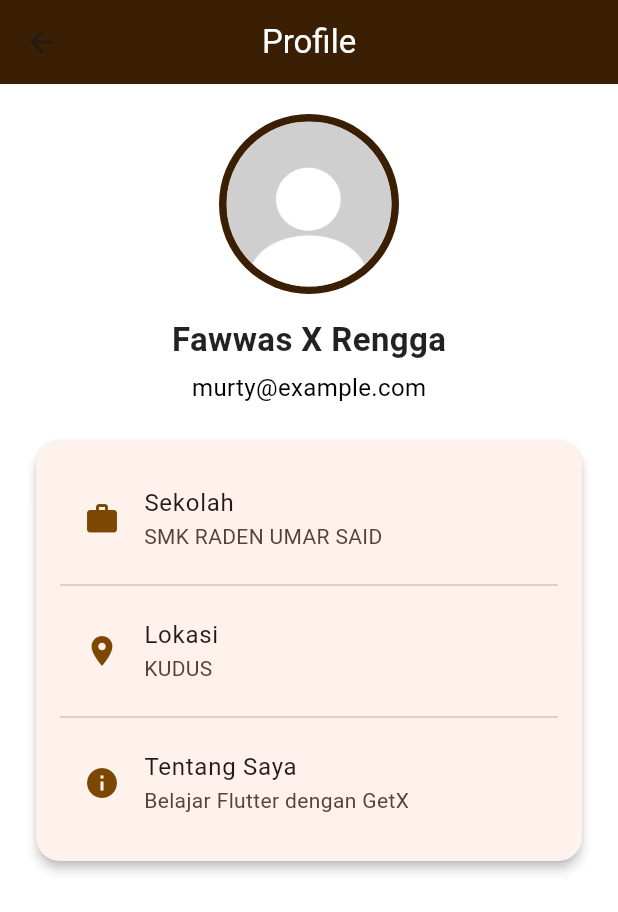
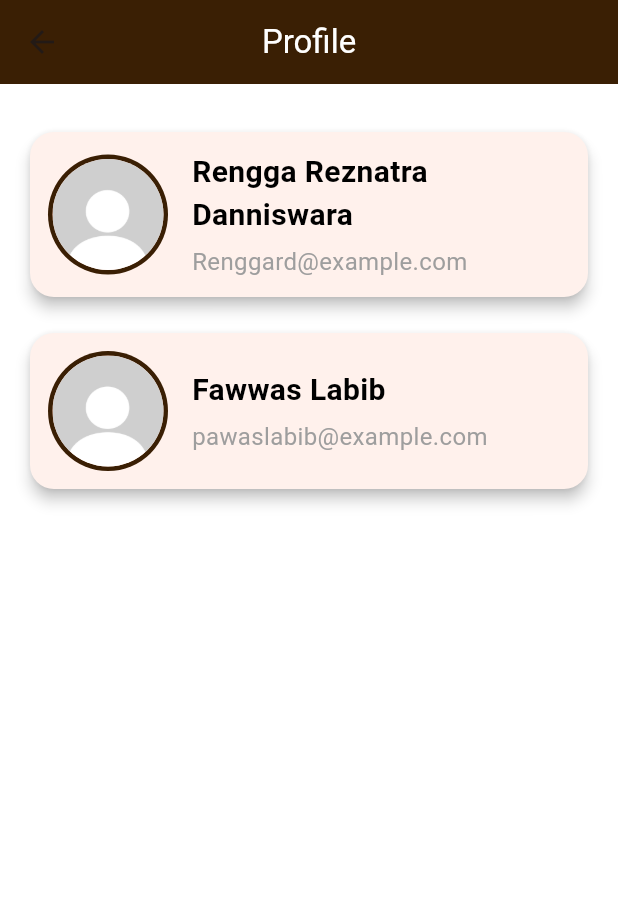
Before and after one commit to fawwazz-z/todo_list_app, a Flutter app: the ProfilePage screen opened by its route, on a phone screen of 412 x 824 dp. Shown: the top 912 px of the screen. Run offline on Flutter 3.47's test engine with Material 3 defaults, Android fonts, the phone set to English and light mode, and no system bars; our stand-ins replace get.

Commit message:
FEAT [RENGGARD] profile dan date now

```diff
--- a/lib/controllers/add_todo_controller.dart
+++ b/lib/controllers/add_todo_controller.dart
@@ -1,5 +1,6 @@
 import 'package:get/get.dart';
 import 'todo_controller.dart';
+import 'package:intl/intl.dart';
 
 class AddTodoController extends GetxController {
   final todoController = Get.find<TodoController>();
@@ -19,7 +20,9 @@ class AddTodoController extends GetxController {
     }
 
     // 🆕 simpan tanggal saat ini
-    var today = dateNow.value = DateTime.now().toString();
+    var today = dateNow.value = DateFormat(
+      'dd MMM yyyy, HH:mm',
+    ).format(DateTime.now());
 
     todoController.addTodo(
       title.value,
--- a/lib/controllers/todo_controller.dart
+++ b/lib/controllers/todo_controller.dart
@@ -19,10 +19,15 @@ class Todo {
 class TodoController extends GetxController {
   var todos = <Todo>[].obs;
 
-
-
   void addTodo(String title, String description, String category, String date) {
-    todos.add(Todo(title: title, description: description, category: category, date: DateTime.now().toString()));
+    todos.add(
+      Todo(
+        title: title,
+        description: description,
+        category: category,
+        date: date,
+      ),
+    );
   }
 
   void markAsDone(int index) {
--- a/lib/pages/profile_page.dart
+++ b/lib/pages/profile_page.dart
@@ -1,15 +1,68 @@
 import 'package:flutter/material.dart';
+import 'package:get/get.dart';
 import 'package:todo_list_app/widgets/custom_color.dart';
+import 'login_page.dart'; // pastiin import ini sesuai path file login kamu
 
 class ProfilePage extends StatelessWidget {
   const ProfilePage({super.key});
+
+  Widget buildProfileCard({
+    required String imagePath,
+    required String name,
+    required String email,
+  }) {
+    return Card(
+      shape: RoundedRectangleBorder(borderRadius: BorderRadius.circular(16)),
+      elevation: 4,
+      margin: const EdgeInsets.symmetric(vertical: 12),
+      child: Padding(
+        padding: const EdgeInsets.all(12),
+        child: Row(
+          children: [
+            // Foto profil
+            CircleAvatar(
+              radius: 40,
+              backgroundColor: AppColors.darkBrown,
+              child: CircleAvatar(
+                radius: 37,
+                backgroundImage: AssetImage(imagePath),
+              ),
+            ),
+            const SizedBox(width: 16),
+
+            // Nama & Email
+            Expanded(
+              child: Column(
+                crossAxisAlignment: CrossAxisAlignment.start,
+                children: [
+                  Text(
+                    name,
+                    style: const TextStyle(
+                      fontSize: 20,
+                      fontWeight: FontWeight.bold,
+                      color: AppColors.black,
+                    ),
+                  ),
+                  const SizedBox(height: 5),
+                  Text(
+                    email,
+                    style: const TextStyle(fontSize: 16, color: Colors.grey),
+                  ),
+                ],
+              ),
+            ),
+          ],
+        ),
+      ),
+    );
+  }
 
   @override
   Widget build(BuildContext context) {
     return Scaffold(
       backgroundColor: AppColors.white,
       appBar: AppBar(
-        backgroundColor: AppColors.darkBrown, // tema coklat tua
+        backgroundColor: AppColors.darkBrown,
         title: const Text("Profile", style: TextStyle(color: Colors.white)),
         centerTitle: true,
         elevation: 0,
@@ -17,66 +70,19 @@ class ProfilePage extends StatelessWidget {
       body: SingleChildScrollView(
         padding: const EdgeInsets.all(20),
         child: Column(
-          crossAxisAlignment: CrossAxisAlignment.center,
           children: [
-            // Foto Profil Dummy
-            CircleAvatar(
-              radius: 60,
-              backgroundColor: AppColors.darkBrown,
-              child: const CircleAvatar(
-                radius: 55,
-                backgroundImage: AssetImage('images/ppkosong.jpg'),
-              ),
-            ),
-            const SizedBox(height: 15),
-
-            // Nama & Email Dummy
-            const Text(
-              "Fawwas X Rengga",
-              style: TextStyle(
-                fontSize: 22,
-                fontWeight: FontWeight.bold,
-                color: Colors.black87,
-              ),
-            ),
-            const SizedBox(height: 5),
-            const Text(
-              "murty@example.com",
-              style: TextStyle(fontSize: 16, color: AppColors.black),
+            // Profile pertama
+            buildProfileCard(
+              imagePath: 'images/ppkosong.jpg',
+              name: 'Rengga Reznatra Danniswara',
+              email: 'Renggard@example.com',
             ),
 
-            const SizedBox(height: 20),
-
-            // Card Informasi Dummy
-            Card(
-              shape: RoundedRectangleBorder(
-                borderRadius: BorderRadius.circular(16),
-              ),
-              elevation: 3,
-              child: Padding(
-                padding: const EdgeInsets.all(16),
-                child: Column(
-                  children: const [
-                    ListTile(
-                      leading: Icon(Icons.work, color: AppColors.brown),
-                      title: Text("Sekolah"),
-                      subtitle: Text("SMK RADEN UMAR SAID"),
-                    ),
-                    Divider(),
-                    ListTile(
-                      leading: Icon(Icons.location_on, color: AppColors.brown),
-                      title: Text("Lokasi"),
-                      subtitle: Text("KUDUS"),
-                    ),
-                    Divider(),
-                    ListTile(
-                      leading: Icon(Icons.info, color: AppColors.brown),
-                      title: Text("Tentang Saya"),
-                      subtitle: Text("Belajar Flutter dengan GetX "),
-                    ),
-                  ],
-                ),
-              ),
+            // Profile kedua
+            buildProfileCard(
+              imagePath: 'images/ppkosong.jpg',
+              name: 'Fawwas Labib',
+              email: 'pawaslabib@example.com',
             ),
 
             const SizedBox(height: 30),
```
Also changed, not shown: lib/pages/add_todo_page.dart (+22 -18 lines).
